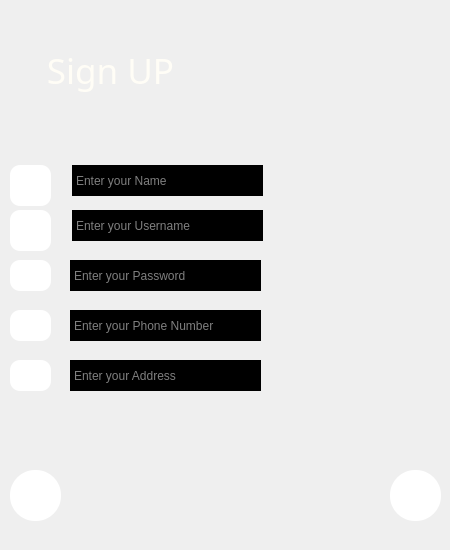
Above: SkullKing/signup.ui from faezehghiasi/SkullKing_Game before the change. Below: the same form after it.
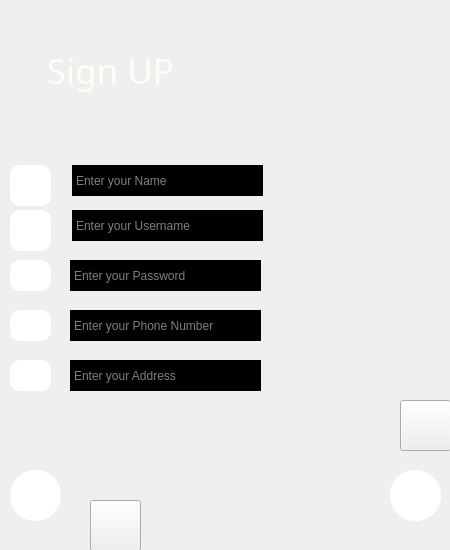
That is the form after the change. Icons and pictures are not drawn.

What changed in the file:
```diff
--- a/SkullKing/signup.ui
+++ b/SkullKing/signup.ui
@@ -417,6 +417,74 @@
       <string/>
      </property>
     </widget>
+    <widget class="QPushButton" name="nextButton_2">
+     <property name="geometry">
+      <rect>
+       <x>400</x>
+       <y>400</y>
+       <width>51</width>
+       <height>51</height>
+      </rect>
+     </property>
+     <property name="font">
+      <font>
+       <family>Segoe UI Black</family>
+       <pointsize>9</pointsize>
+       <italic>false</italic>
+       <bold>true</bold>
+      </font>
+     </property>
+     <property name="styleSheet">
+      <string notr="true">QPushButton#nextButton{ 
+border-image: url(:/resource/nextIcone.png);
+background-color: rgb(255, 255, 255);
+border-radius:25px;
+}
+QPushButton#nextButton:hover{ 
+border-image: url(:/resource/nextIcone.png);
+background-color: rgb(134, 255, 255);
+border-radius:25px;
+}
+QPushButton#nextButton:pressed{ 
+padding-left:5px;
+padding-top:5px;
+background-color:rgb(78, 193, 255);
+}</string>
+     </property>
+     <property name="text">
+      <string/>
+     </property>
+    </widget>
+    <widget class="QPushButton" name="backButton_2">
+     <property name="geometry">
+      <rect>
+       <x>90</x>
+       <y>500</y>
+       <width>51</width>
+       <height>51</height>
+      </rect>
+     </property>
+     <property name="styleSheet">
+      <string notr="true">QPushButton#backButton{ 
+border-image: url(:/resource/back-button_93634.png);
+background-color: rgb(255, 255, 255);
+border-radius:25px;
+}
+QPushButton#backButton:hover{ 
+border-image: url(:/resource/back-button_93634.png);
+background-color: rgb(134, 255, 255);
+border-radius:25px;
+}
+QPushButton#backButton:pressed{ 
+padding-left:5px;
+padding-top:5px;
+background-color:rgb(78, 193, 255);
+}</string>
+     </property>
+     <property name="text">
+      <string/>
+     </property>
+    </widget>
     <zorder>base_picture</zorder>
     <zorder>sign_up</zorder>
     <zorder>secondBack</zorder>
```
Left out of the diff: 2 changed lines with no effect on the pictures.
